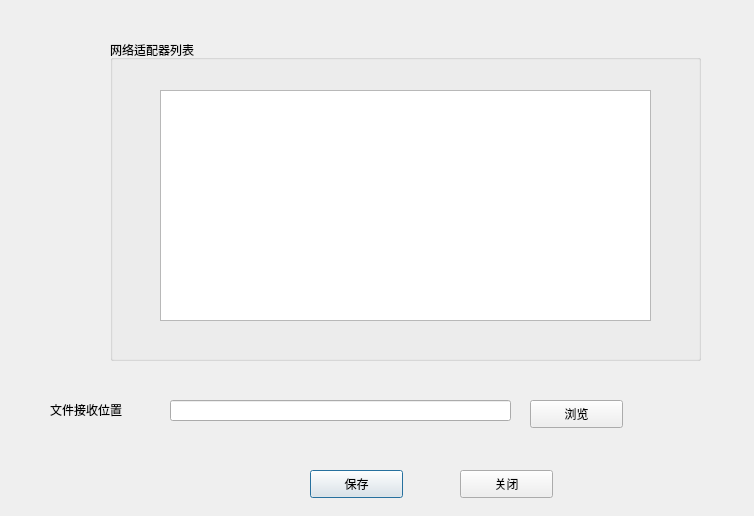
hzy-gitting/DMTJX-Teacher, file parametersetttingdialog.ui: the form before one commit.
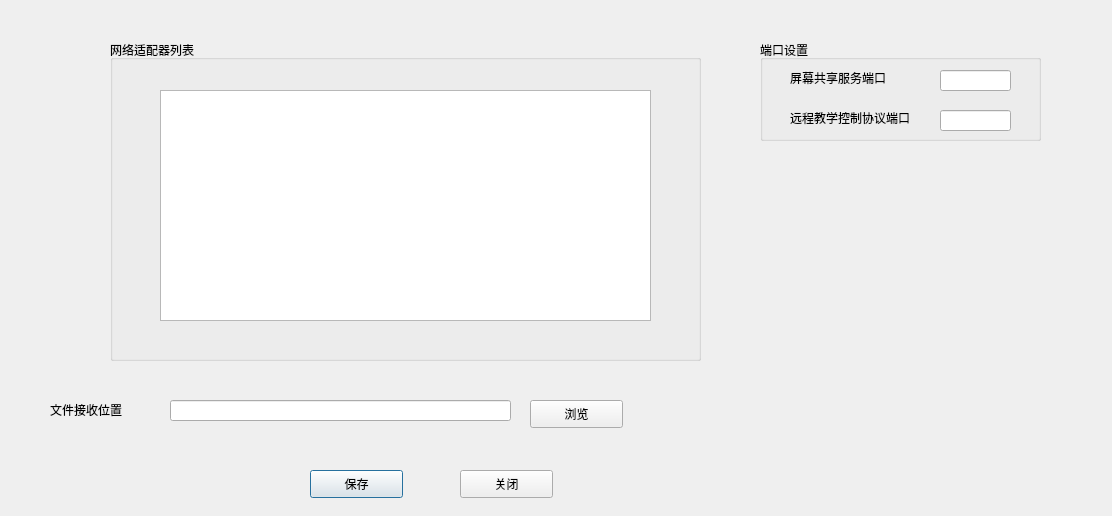
The form after the commit.

Diff of the .ui file:
```diff
--- a/parametersetttingdialog.ui
+++ b/parametersetttingdialog.ui
@@ -6,7 +6,7 @@
    <rect>
     <x>0</x>
     <y>0</y>
-    <width>754</width>
+    <width>1112</width>
     <height>516</height>
    </rect>
   </property>
@@ -98,6 +98,65 @@
     <string>浏览</string>
    </property>
   </widget>
+  <widget class="QGroupBox" name="groupBox_2">
+   <property name="geometry">
+    <rect>
+     <x>760</x>
+     <y>40</y>
+     <width>281</width>
+     <height>101</height>
+    </rect>
+   </property>
+   <property name="title">
+    <string>端口设置</string>
+   </property>
+   <widget class="QLineEdit" name="RTCPPortEdit">
+    <property name="geometry">
+     <rect>
+      <x>180</x>
+      <y>70</y>
+      <width>71</width>
+      <height>21</height>
+     </rect>
+    </property>
+   </widget>
+   <widget class="QLabel" name="label_2">
+    <property name="geometry">
+     <rect>
+      <x>30</x>
+      <y>30</y>
+      <width>121</width>
+      <height>16</height>
+     </rect>
+    </property>
+    <property name="text">
+     <string>屏幕共享服务端口</string>
+    </property>
+   </widget>
+   <widget class="QLabel" name="label_3">
+    <property name="geometry">
+     <rect>
+      <x>30</x>
+      <y>70</y>
+      <width>131</width>
+      <height>16</height>
+     </rect>
+    </property>
+    <property name="text">
+     <string>远程教学控制协议端口</string>
+    </property>
+   </widget>
+   <widget class="QLineEdit" name="screenSharePortEdit">
+    <property name="geometry">
+     <rect>
+      <x>180</x>
+      <y>30</y>
+      <width>71</width>
+      <height>21</height>
+     </rect>
+    </property>
+   </widget>
+  </widget>
  </widget>
  <resources/>
  <connections/>
```
Left out of the diff: 3 changed lines with no effect on the pictures.
